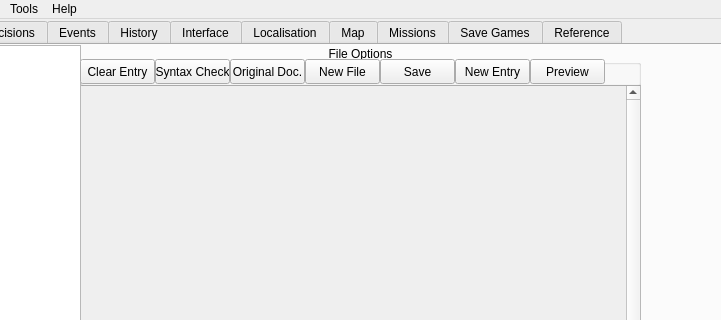
ADataGMan/bravenewmodder, file BraveNewModder/ui/bravenewmodder.ui: the form before one commit; both pictures show x 92 to 813 and y 0 to 320 of the 1024 by 768 pixel window.
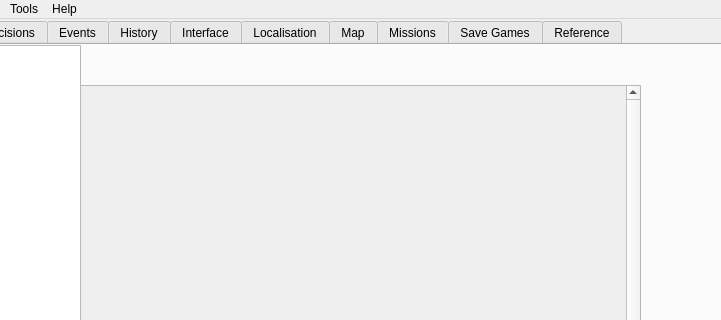
The form after the commit. The open tabs and pages were chosen to show the change.

Commit message: editorsettings.ui has been renamed to editorsettingsframe.ui added fileoptions.ui after removing it from BNM.ui

What changed in the file:
```diff
--- a/BraveNewModder/ui/bravenewmodder.ui
+++ b/BraveNewModder/ui/bravenewmodder.ui
@@ -87,113 +87,6 @@
        </property>
       </widget>
      </widget>
-     <widget class="QGroupBox" name="groupBox_4">
-      <property name="geometry">
-       <rect>
-        <x>180</x>
-        <y>0</y>
-        <width>561</width>
-        <height>41</height>
-       </rect>
-      </property>
-      <property name="title">
-       <string>File Options</string>
-      </property>
-      <property name="alignment">
-       <set>Qt::AlignCenter</set>
-      </property>
-      <widget class="QPushButton" name="pushButton_21">
-       <property name="geometry">
-        <rect>
-         <x>150</x>
-         <y>14</y>
-         <width>75</width>
-         <height>25</height>
-        </rect>
-       </property>
-       <property name="text">
-        <string>Original Doc.</string>
-       </property>
-      </widget>
-      <widget class="QPushButton" name="pushButoon_20">
-       <property name="geometry">
-        <rect>
-         <x>0</x>
-         <y>14</y>
-         <width>75</width>
-         <height>25</height>
-        </rect>
-       </property>
-       <property name="text">
-        <string>Clear Entry</string>
-       </property>
-      </widget>
-      <widget class="QPushButton" name="pushButton_23">
-       <property name="geometry">
-        <rect>
-         <x>75</x>
-         <y>14</y>
-         <width>75</width>
-         <height>25</height>
-        </rect>
-       </property>
-       <property name="text">
-        <string>Syntax Check</string>
-       </property>
-      </widget>
-      <widget class="QPushButton" name="pushButton_24">
-       <property name="geometry">
-        <rect>
-         <x>225</x>
-         <y>14</y>
-         <width>75</width>
-         <height>25</height>
-        </rect>
-       </property>
-       <property name="text">
-        <string>New File</string>
-       </property>
-      </widget>
-      <widget class="QPushButton" name="pushButton_25">
-       <property name="geometry">
-        <rect>
-         <x>375</x>
-         <y>14</y>
-         <width>75</width>
-         <height>25</height>
-        </rect>
-       </property>
-       <property name="text">
-        <string>New Entry</string>
-       </property>
-      </widget>
-      <widget class="QPushButton" name="pushButton_26">
-       <property name="geometry">
-        <rect>
-         <x>300</x>
-         <y>14</y>
-         <width>75</width>
-         <height>25</height>
-        </rect>
-       </property>
-       <property name="text">
-        <string>Save</string>
-       </property>
-      </widget>
-      <widget class="QPushButton" name="pushButton_27">
-       <property name="geometry">
-        <rect>
-         <x>450</x>
-         <y>14</y>
-         <width>75</width>
-         <height>25</height>
-        </rect>
-       </property>
-       <property name="text">
-        <string>Preview</string>
-       </property>
-      </widget>
-     </widget>
     </widget>
     <widget class="QWidget" name="tab">
      <attribute name="title">
```
Left out of the diff: 489 changed lines with no effect on the pictures. The commit also changes 5 other files.
